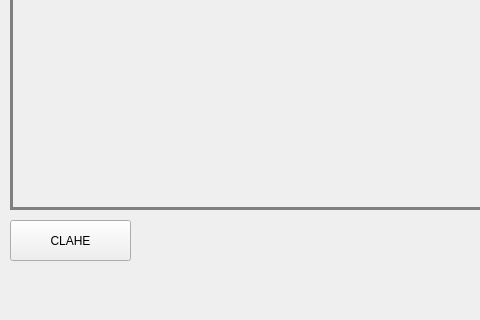
This is Form Files/COMPUTER_VISION.ui in goobncl/CV_PROTO as Qt 5 draws it before an edit; both pictures show x 0 to 480 and y 280 to 600 of the 661 by 600 pixel window. The edited form follows.
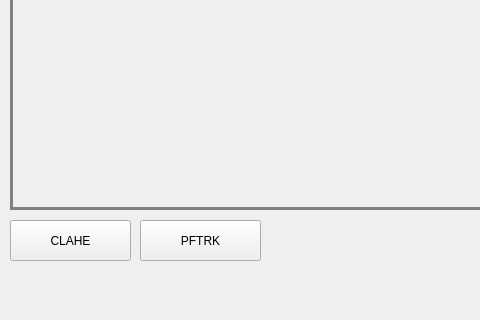
This is the edited form.

Commit message: 기능 구현 준비

What changed in the file:
```diff
--- a/Form Files/COMPUTER_VISION.ui
+++ b/Form Files/COMPUTER_VISION.ui
@@ -61,6 +61,19 @@
      <string>CLAHE</string>
     </property>
    </widget>
+   <widget class="QPushButton" name="pftrkBtn">
+    <property name="geometry">
+     <rect>
+      <x>140</x>
+      <y>500</y>
+      <width>121</width>
+      <height>41</height>
+     </rect>
+    </property>
+    <property name="text">
+     <string>PFTRK</string>
+    </property>
+   </widget>
   </widget>
  </widget>
  <layoutdefault spacing="6" margin="11"/>
```
The commit also changes 1 other file.
